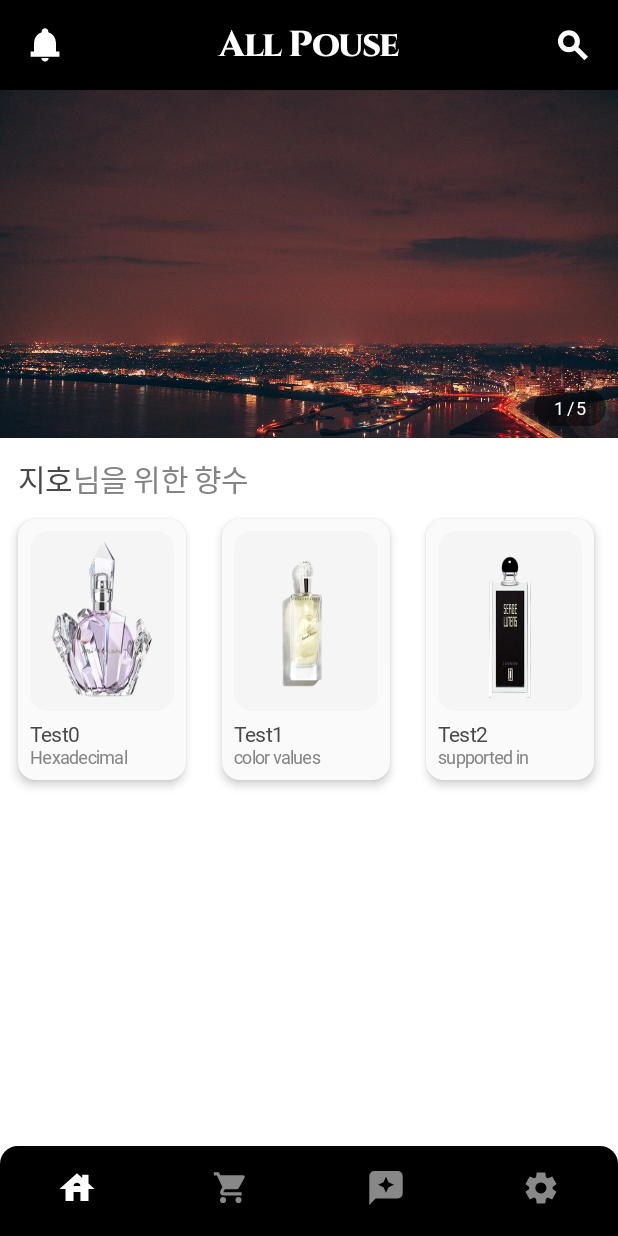
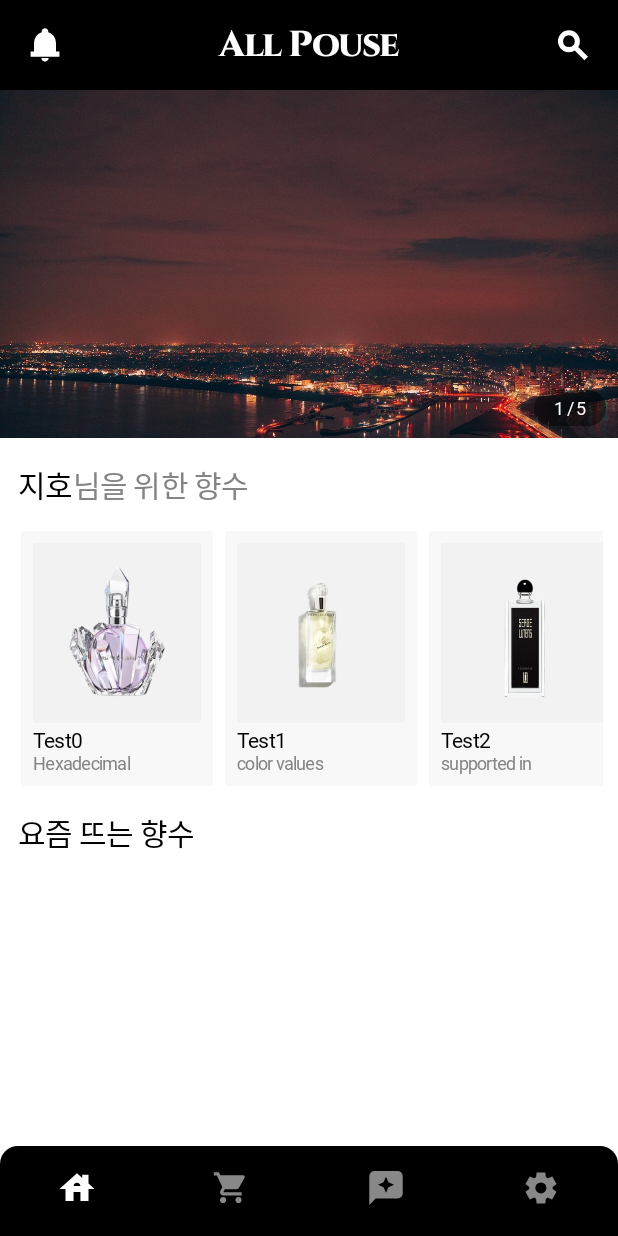
Before and after one commit to jangjh123/AllPouse-Android, an Android app built with Jetpack Compose: the HomeScreen screen opened through its navigation route, on a phone screen of 412 x 824 dp. Run offline under Robolectric (Android 15) with nearby library versions, the phone set to English and light mode, and no system bars; our stand-ins replace accompanist; Roboto replaces fonts that are not available here.

Commit message:
[ui] MainScreen 향수 추천 ui 구현

```diff
--- a/app/src/main/java/com/jangjh123/allpouse_android/ui/home/HomeScreen.kt
+++ b/app/src/main/java/com/jangjh123/allpouse_android/ui/home/HomeScreen.kt
@@ -5,15 +5,19 @@ import androidx.compose.foundation.layout.*
 import androidx.compose.foundation.lazy.LazyRow
 import androidx.compose.foundation.lazy.items
 import androidx.compose.foundation.shape.RoundedCornerShape
-import androidx.compose.material.Card
 import androidx.compose.runtime.Composable
 import androidx.compose.runtime.CompositionLocalProvider
+import androidx.compose.runtime.mutableStateOf
+import androidx.compose.runtime.remember
 import androidx.compose.ui.Alignment
 import androidx.compose.ui.Modifier
 import androidx.compose.ui.draw.clip
 import androidx.compose.ui.graphics.Color
+import androidx.compose.ui.graphics.ColorFilter
 import androidx.compose.ui.layout.ContentScale
+import androidx.compose.ui.layout.onGloballyPositioned
 import androidx.compose.ui.platform.LocalConfiguration
+import androidx.compose.ui.platform.LocalDensity
 import androidx.compose.ui.res.painterResource
 import androidx.compose.ui.res.stringResource
 import androidx.compose.ui.text.SpanStyle
@@ -70,36 +74,7 @@ val dummyPerfumesForYou = listOf(
         "Test2",
         "in all browsers."
     ),
-    Triple(
-        R.drawable.perfume_test_0,
-        "Test0",
-        "Hexadecimal"
-    ),
-    Triple(
-        R.drawable.perfume_test_1,
-        "Test1",
-        "are also"
-    ),
-    Triple(
-        R.drawable.perfume_test_2,
-        "Test2",
-        "Hexadecimal"
-    ),
-    Triple(
-        R.drawable.perfume_test_0,
-        "Test0",
-        "browsers."
-    ),
-    Triple(
-        R.drawable.perfume_test_1,
-        "Test1",
-        "supported"
-    ),
-    Triple(
-        R.drawable.perfume_test_2,
-        "Test2",
-        "in all browsers."
-    )
+    Unit
 )
 
 @OptIn(ExperimentalFoundationApi::class, ExperimentalPagerApi::class)
@@ -155,7 +130,7 @@ fun HomeScreen() {
         }
 
         APAppendedText(
-            modifier = Modifier.padding(12.dp),
+            modifier = Modifier.padding(horizontal = 12.dp, vertical = 16.dp),
             annotatedString = buildAnnotatedString {
                 withStyle(style = SpanStyle(color = mainTextColor())) {
                     append("지호")
@@ -170,34 +145,53 @@ fun HomeScreen() {
         )
 
         CompositionLocalProvider(LocalOverscrollConfiguration.provides(null)) {
+            val localDensity = LocalDensity.current
+            val itemHeight = remember { mutableStateOf(0.dp) }
+
             LazyRow(
                 modifier = Modifier
                     .wrapContentSize()
+                    .padding(horizontal = 10.dp)
             ) {
                 items(dummyPerfumesForYou) { perfume ->
-                    Card(
+                    when (perfume) {
+                        is Triple<*, *, *> -> {
+                            Box(
                                 modifier = Modifier
                                     .wrapContentHeight()
                                     .width(136.dp)
-                            .padding(horizontal = 12.dp),
-                        elevation = 4.dp,
-                        shape = RoundedCornerShape(12.dp),
-                        backgroundColor = subBackground()
+                                    .padding(horizontal = 4.dp)
+                                    .clip(RoundedCornerShape(2.dp))
+                                    .background(color = subBackground())
+                                    .onGloballyPositioned { coordinates ->
+                                        itemHeight.value = with(localDensity) {
+                                            coordinates.size.height.toDp()
+                                        }
+                                    }
                             ) {
                                 Column(modifier = Modifier.fillMaxSize()) {
                                     Image(
                                         modifier = Modifier
-                                    .padding(8.dp)
+                                            .padding(
+                                                top = 8.dp,
+                                                start = 8.dp,
+                                                end = 8.dp
+                                            )
                                             .size(120.dp)
-                                    .clip(shape = RoundedCornerShape(12.dp))
-                                    .background(contentBackground()),
-                                painter = painterResource(id = perfume.first),
+                                            .clip(shape = RoundedCornerShape(2.dp))
+                                            .background(contentBackground())
+                                            .padding(10.dp),
+                                        painter = painterResource(id = perfume.first as Int),
                                         contentDescription = "perfumeImage",
                                         contentScale = ContentScale.FillBounds
                                     )
                                     APText(
-                                modifier = Modifier.padding(horizontal = 8.dp),
-                                text = perfume.second,
+                                        modifier = Modifier.padding(
+                                            top = 4.dp,
+                                            start = 8.dp,
+                                            end = 8.dp
+                                        ),
+                                        text = perfume.second as String,
                                         fontColor = mainTextColor(),
                                         fontSize = 14.sp
                                     )
@@ -205,9 +199,37 @@ fun HomeScreen() {
                                         modifier = Modifier
                                             .padding(horizontal = 8.dp)
                                             .padding(bottom = 8.dp),
-                                text = perfume.third,
+                                        text = perfume.third as String,
                                         fontColor = subTextColor(),
                                         fontSize = 12.sp
+                                    )
+                                }
+                            }
+                        }
+                        is Unit -> {
+                            Box(
+                                modifier = Modifier
+                                    .width(136.dp)
+                                    .height(itemHeight.value)
+                            ) {
+                                Column(
+                                    modifier = Modifier
+                                        .align(Alignment.Center)
+                                        .wrapContentSize()
+                                ) {
+                                    Image(
+                                        modifier = Modifier
+                                            .size(36.dp)
+                                            .align(Alignment.CenterHorizontally),
+                                        painter = painterResource(id = R.drawable.ic_arrow_foward),
+                                        colorFilter = ColorFilter.tint(color = subTextColor()),
+                                        contentDescription = null
+                                    )
+
+                                    APText(
+                                        modifier = Modifier.padding(4.dp),
+                                        text = stringResource(id = R.string.show_more),
+                                        fontColor = subTextColor()
                                     )
                                 }
                             }
@@ -217,6 +239,15 @@ fun HomeScreen() {
             }
         }
 
+        APText(
+            modifier = Modifier.padding(horizontal = 12.dp, vertical = 16.dp),
+            text = stringResource(id = R.string.popular_perfumes),
+            fontSize = 20.sp,
+            fontType = FontType.Bold
+        )
+    }
+}
+
 @Preview(showBackground = true)
 @Composable
 private fun Preview() {
--- a/app/src/main/java/com/jangjh123/allpouse_android/ui/theme/Color.kt
+++ b/app/src/main/java/com/jangjh123/allpouse_android/ui/theme/Color.kt
@@ -20,21 +20,21 @@ fun background() =
 fun subBackground() =
     onDarkModeOrNot(
         darkModeColor = Color(0xFF1D1D1D),
-        lightModeColor = Color(0xFFFAFAFA)
+        lightModeColor = Color(0xFFF8F8F8)
     )
 
 @Composable
 fun contentBackground() =
     onDarkModeOrNot(
         darkModeColor = Color(0xFF232323),
-        lightModeColor = Color(0xFFF5F5F5)
+        lightModeColor = Color(0xFFF2F2F2)
     )
 
 @Composable
 fun mainTextColor() =
     onDarkModeOrNot(
-        darkModeColor = Color(0xFFE5E5E5),
-        lightModeColor = Color(0xFF494949)
+        darkModeColor = Color(0xFFEFEFEF),
+        lightModeColor = Color(0xFF010101)
     )
 
 @Composable
--- /dev/null
+++ b/app/src/main/res/drawable/ic_arrow_foward.xml
@@ -0,0 +1,9 @@
+<vector xmlns:android="http://schemas.android.com/apk/res/android"
+    android:width="24dp"
+    android:height="24dp"
+    android:viewportWidth="24"
+    android:viewportHeight="24">
+    <path
+        android:fillColor="#FF000000"
+        android:pathData="M12,20.625 L9.575,18.2l4.5,-4.5h-10.7v-3.4h10.7l-4.5,-4.5L12,3.4l8.625,8.6Z"/>
+</vector>
--- a/app/src/main/res/values/strings.xml
+++ b/app/src/main/res/values/strings.xml
@@ -6,6 +6,7 @@
     <!--    Common-->
     <string name="next">다음</string>
     <string name="start">시작하기</string>
+    <string name="show_more">더 보기</string>
 
     <!--    OnboardingActivity-->
     <string name="center_text_page_0">나를 위한 향수.</string>
@@ -33,7 +34,7 @@
     <!--    MainScreen-->
     <string name="perfumes_for_you">님을 위한 향수</string>
     <string name="popular_perfumes">요즘 뜨는 향수</string>
-    <string name="popular_review"></string>
+    <string name="popular_reviews">주목받는 리뷰</string>
     <string name="order_by_hit">조회 순</string>
     <string name="order_by_recommend">추천 순</string>
 
```
Lines whose indentation alone changed are shown as unchanged.
